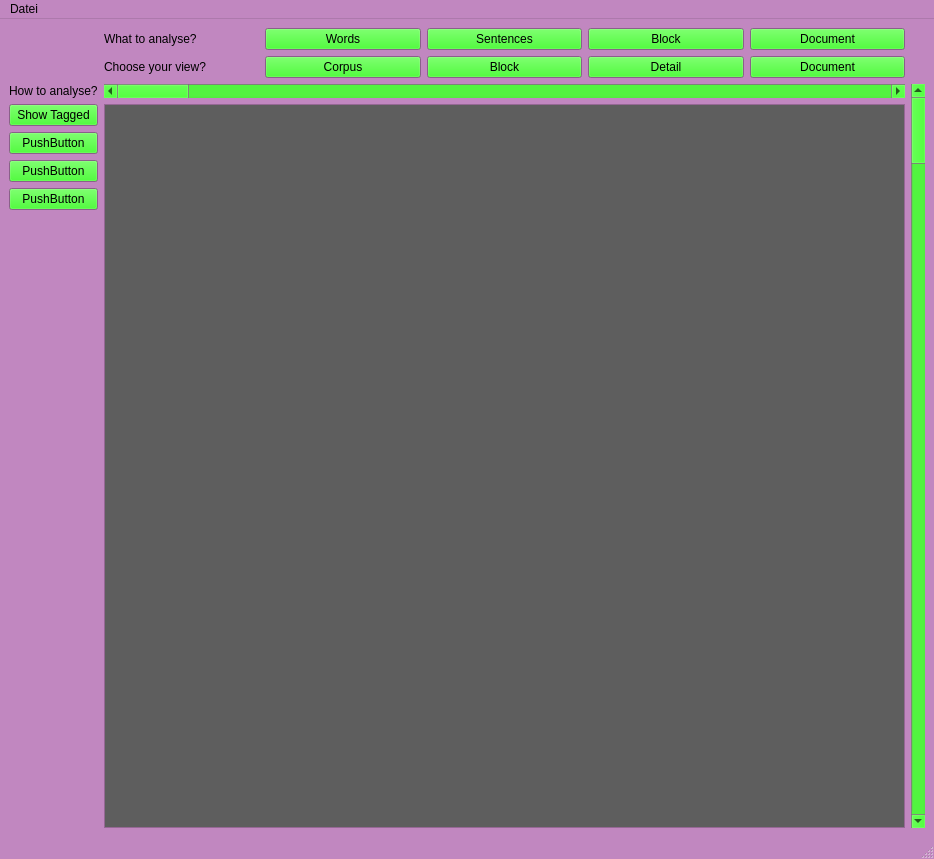
The window that src/ui/ui_files/testview.ui (Zarnosch/AVaAoMDTV) describes before a commit, drawn with Qt 5.
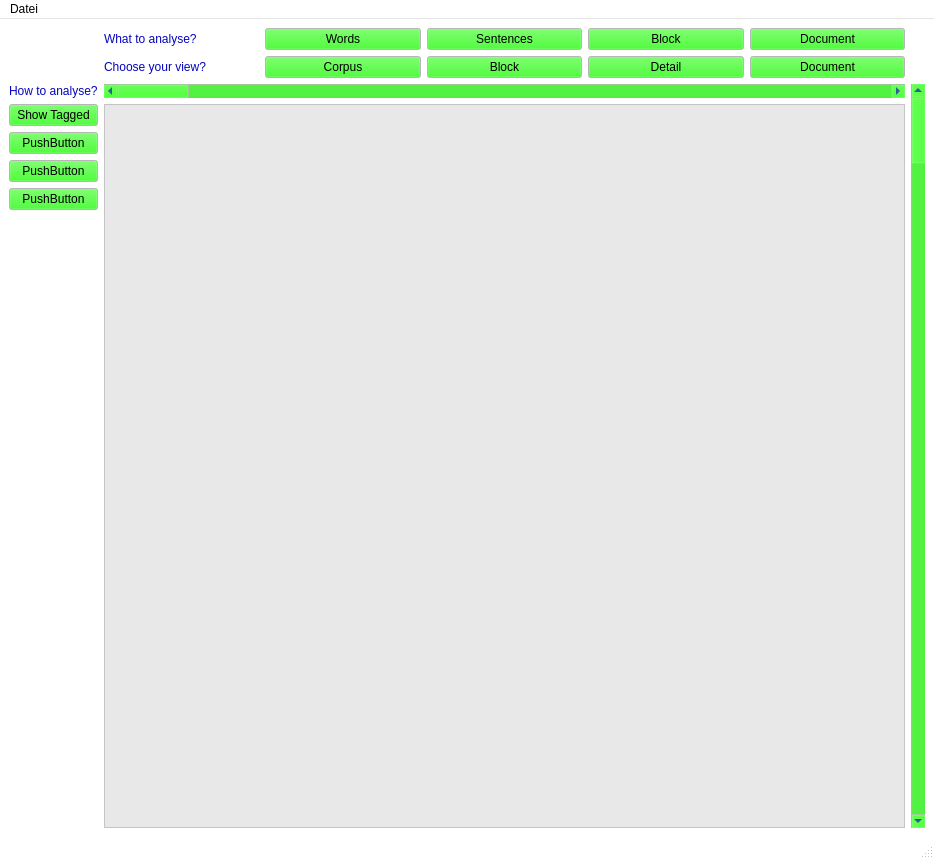
The same window after the commit.

Commit message: Changed the colors a bit and we don´t need to manipulate the generated ui-file if we want to use our custom widget ;)

Diff of the .ui file:
```diff
--- a/src/ui/ui_files/testview.ui
+++ b/src/ui/ui_files/testview.ui
@@ -16,9 +16,9 @@
      <colorrole role="WindowText">
       <brush brushstyle="SolidPattern">
        <color alpha="255">
-        <red>0</red>
-        <green>0</green>
-        <blue>0</blue>
+        <red>4</red>
+        <green>4</green>
+        <blue>191</blue>
        </color>
       </brush>
      </colorrole>
@@ -88,18 +88,18 @@
      <colorrole role="Base">
       <brush brushstyle="SolidPattern">
        <color alpha="255">
-        <red>94</red>
-        <green>94</green>
-        <blue>94</blue>
+        <red>232</red>
+        <green>232</green>
+        <blue>232</blue>
        </color>
       </brush>
      </colorrole>
      <colorrole role="Window">
       <brush brushstyle="SolidPattern">
        <color alpha="255">
-        <red>193</red>
-        <green>135</green>
-        <blue>192</blue>
+        <red>255</red>
+        <green>255</green>
+        <blue>255</blue>
        </color>
       </brush>
      </colorrole>
@@ -108,9 +108,9 @@
      <colorrole role="WindowText">
       <brush brushstyle="SolidPattern">
        <color alpha="255">
-        <red>0</red>
-        <green>0</green>
-        <blue>0</blue>
+        <red>4</red>
+        <green>4</green>
+        <blue>191</blue>
        </color>
       </brush>
      </colorrole>
@@ -180,18 +180,18 @@
      <colorrole role="Base">
       <brush brushstyle="SolidPattern">
        <color alpha="255">
-        <red>94</red>
-        <green>94</green>
-        <blue>94</blue>
+        <red>232</red>
+        <green>232</green>
+        <blue>232</blue>
        </color>
       </brush>
      </colorrole>
      <colorrole role="Window">
       <brush brushstyle="SolidPattern">
        <color alpha="255">
-        <red>193</red>
-        <green>135</green>
-        <blue>192</blue>
+        <red>255</red>
+        <green>255</green>
+        <blue>255</blue>
        </color>
       </brush>
      </colorrole>
@@ -272,18 +272,18 @@
      <colorrole role="Base">
       <brush brushstyle="SolidPattern">
        <color alpha="255">
-        <red>193</red>
-        <green>135</green>
-        <blue>192</blue>
+        <red>255</red>
+        <green>255</green>
+        <blue>255</blue>
        </color>
       </brush>
      </colorrole>
      <colorrole role="Window">
       <brush brushstyle="SolidPattern">
        <color alpha="255">
-        <red>193</red>
-        <green>135</green>
-        <blue>192</blue>
+        <red>255</red>
+        <green>255</green>
+        <blue>255</blue>
        </color>
       </brush>
      </colorrole>
```
The commit also changes 2 other files.
